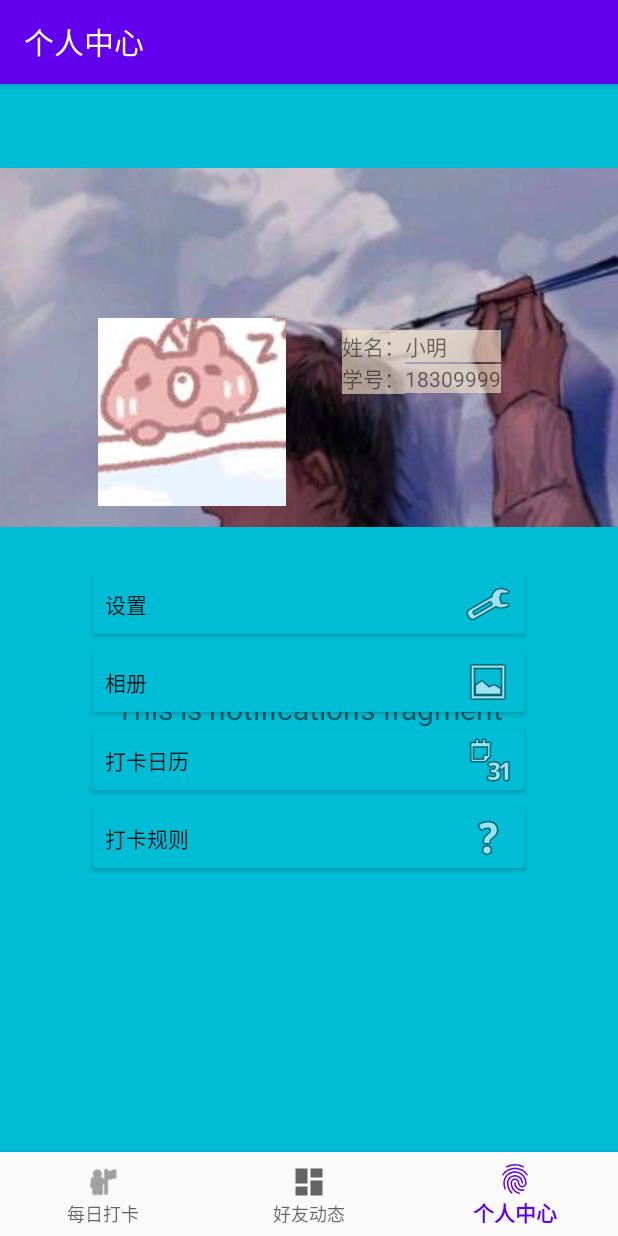
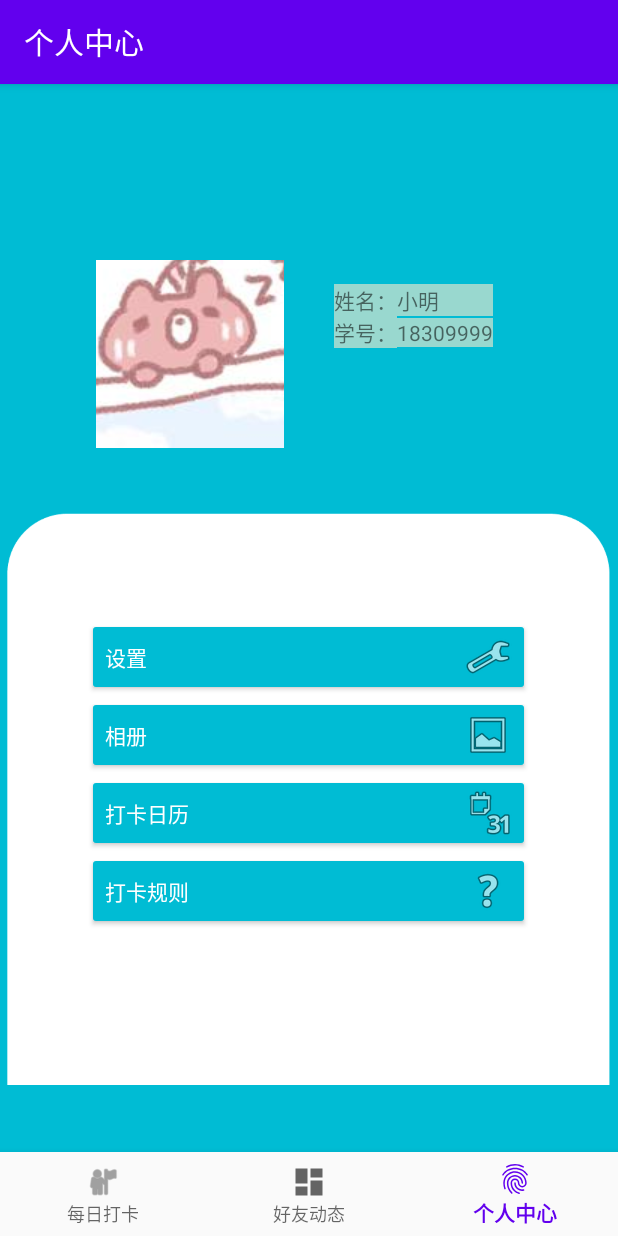
Before and after one commit to FTDfangge/AndroidFinalProject, an Android app: the NotificationsFragment screen opened through its navigation route, on a phone screen of 412 x 824 dp. Run offline under Robolectric (Android 15) with nearby library versions, the phone set to English and light mode, and no system bars; our stand-ins replace navigation-ui.

Commit message:
更改个人中心页面

```diff
--- a/app/src/main/java/com/example/androidfinalproject/MainActivity.java
+++ b/app/src/main/java/com/example/androidfinalproject/MainActivity.java
@@ -2,6 +2,7 @@ package com.example.androidfinalproject;
 
 import android.os.Bundle;
 
+import com.example.androidfinalproject.Network.NetworkServices;
 import com.google.android.material.bottomnavigation.BottomNavigationView;
 
 import androidx.appcompat.app.AppCompatActivity;
@@ -10,10 +11,16 @@ import androidx.navigation.Navigation;
 import androidx.navigation.ui.AppBarConfiguration;
 import androidx.navigation.ui.NavigationUI;
 
+import static com.example.androidfinalproject.Network.NetworkServices.networkServices;
+
 public class MainActivity extends AppCompatActivity {
 
     @Override
     protected void onCreate(Bundle savedInstanceState) {
+        //init user's info
+        networkServices.initUser();
+
+
         super.onCreate(savedInstanceState);
         setContentView(R.layout.activity_main);
         BottomNavigationView navView = findViewById(R.id.nav_view);
--- a/app/src/main/res/layout/fragment_home.xml
+++ b/app/src/main/res/layout/fragment_home.xml
@@ -4,7 +4,7 @@
     xmlns:tools="http://schemas.android.com/tools"
     android:layout_width="match_parent"
     android:layout_height="match_parent"
-    android:background="#00BCD4"
+    android:background="@color/color1"
     tools:context=".ui.home.HomeFragment">
 
     <TextView
--- a/app/src/main/res/layout/fragment_notifications.xml
+++ b/app/src/main/res/layout/fragment_notifications.xml
@@ -4,6 +4,7 @@
     xmlns:tools="http://schemas.android.com/tools"
     android:layout_width="match_parent"
     android:layout_height="match_parent"
+    android:background="@color/color1"
     tools:context=".ui.notifications.NotificationsFragment">
 
     <TextView
@@ -20,7 +21,19 @@
         app:layout_constraintStart_toStartOf="parent"
         app:layout_constraintTop_toTopOf="parent" />
 
+    <ImageView
+        android:id="@+id/imageView"
+        android:layout_width="493dp"
+        android:layout_height="518dp"
+        android:layout_marginTop="100dp"
+        android:src="@drawable/main_back"
+        app:layout_constraintBottom_toBottomOf="parent"
+        app:layout_constraintEnd_toEndOf="parent"
+        app:layout_constraintStart_toStartOf="parent"
+        app:layout_constraintTop_toTopOf="@+id/relativeLayout" />
+
     <RelativeLayout
+        android:id="@+id/relativeLayout"
         android:layout_width="match_parent"
         android:layout_height="match_parent"
         app:layout_constrainedHeight="false"
@@ -29,21 +42,13 @@
         app:layout_constraintTop_toTopOf="parent">
 
         <ImageButton
-            android:id="@+id/imageButton4"
-            android:layout_width="wrap_content"
-            android:layout_height="239dp"
-            android:layout_alignParentTop="true"
-            android:layout_centerHorizontal="true"
-            android:src="@drawable/ic2" />
-
-        <ImageButton
             android:id="@+id/imageButton"
             android:layout_width="125dp"
             android:layout_height="125dp"
             android:layout_alignParentStart="true"
             android:layout_alignParentTop="true"
-            android:layout_marginStart="65dp"
-            android:layout_marginTop="100dp"
+            android:layout_marginStart="64dp"
+            android:layout_marginTop="61dp"
             android:src="@drawable/ic1" />
 
         <TableLayout
@@ -52,8 +57,8 @@
             android:layout_alignParentTop="true"
             android:layout_alignParentEnd="true"
             android:layout_marginStart="12dp"
-            android:layout_marginTop="108dp"
-            android:layout_marginEnd="24dp">
+            android:layout_marginTop="77dp"
+            android:layout_marginEnd="29dp">
 
             <TableRow
                 android:layout_width="match_parent"
@@ -114,9 +119,9 @@
         <LinearLayout
             android:layout_width="295dp"
             android:layout_height="333dp"
-            android:layout_below="@+id/imageButton4"
+            android:layout_alignParentTop="true"
             android:layout_centerHorizontal="true"
-            android:layout_marginTop="25dp"
+            android:layout_marginTop="300dp"
             android:orientation="vertical">
 
             <Button
@@ -127,7 +132,8 @@
 
                 android:drawableRight="@android:drawable/ic_menu_manage"
                 android:gravity="center_vertical"
-                android:text="设置" />
+                android:text="设置"
+                android:textColor="#FFFFFF" />
 
 
             <Button
@@ -137,7 +143,8 @@
                 android:backgroundTint="@color/color1"
                 android:drawableRight="@android:drawable/ic_menu_gallery"
                 android:gravity="center_vertical"
-                android:text="相册" />
+                android:text="相册"
+                android:textColor="#FFFFFF" />
 
             <Button
                 android:id="@+id/button3"
@@ -146,7 +153,8 @@
                 android:backgroundTint="@color/color1"
                 android:drawableRight="@android:drawable/ic_menu_month"
                 android:gravity="center_vertical"
-                android:text="打卡日历" />
+                android:text="打卡日历"
+                android:textColor="#FFFFFF" />
 
             <Button
                 android:id="@+id/button5"
@@ -155,7 +163,11 @@
                 android:backgroundTint="@color/color1"
                 android:drawableRight="@android:drawable/ic_menu_help"
                 android:gravity="center_vertical"
-                android:text="打卡规则" />
+                android:text="打卡规则"
+                android:textColor="#FFFFFF" />
+
+
         </LinearLayout>
+
     </RelativeLayout>
 </androidx.constraintlayout.widget.ConstraintLayout>
```
Also changed, not shown: app/src/main/java/com/example/androidfinalproject/Class/User.java (+70 -29 lines), app/src/main/java/com/example/androidfinalproject/Network/NetworkServices.java (added, +11 -0 lines), app/src/main/java/com/example/androidfinalproject/UsersAdapter.java (+5 -5 lines).
